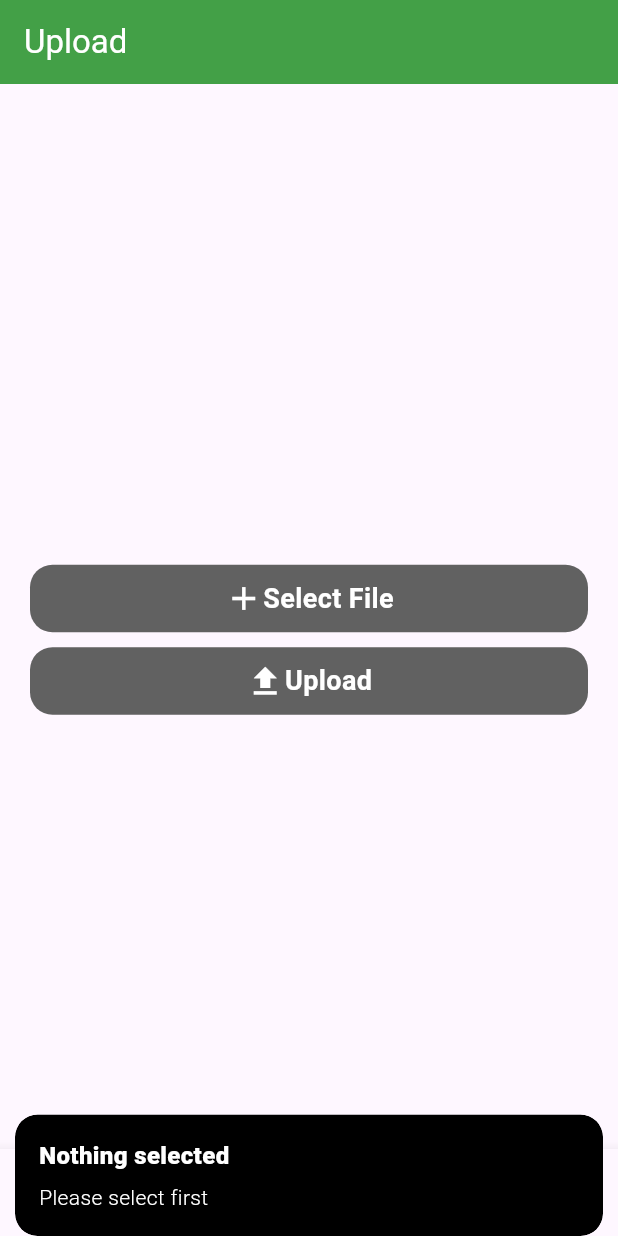
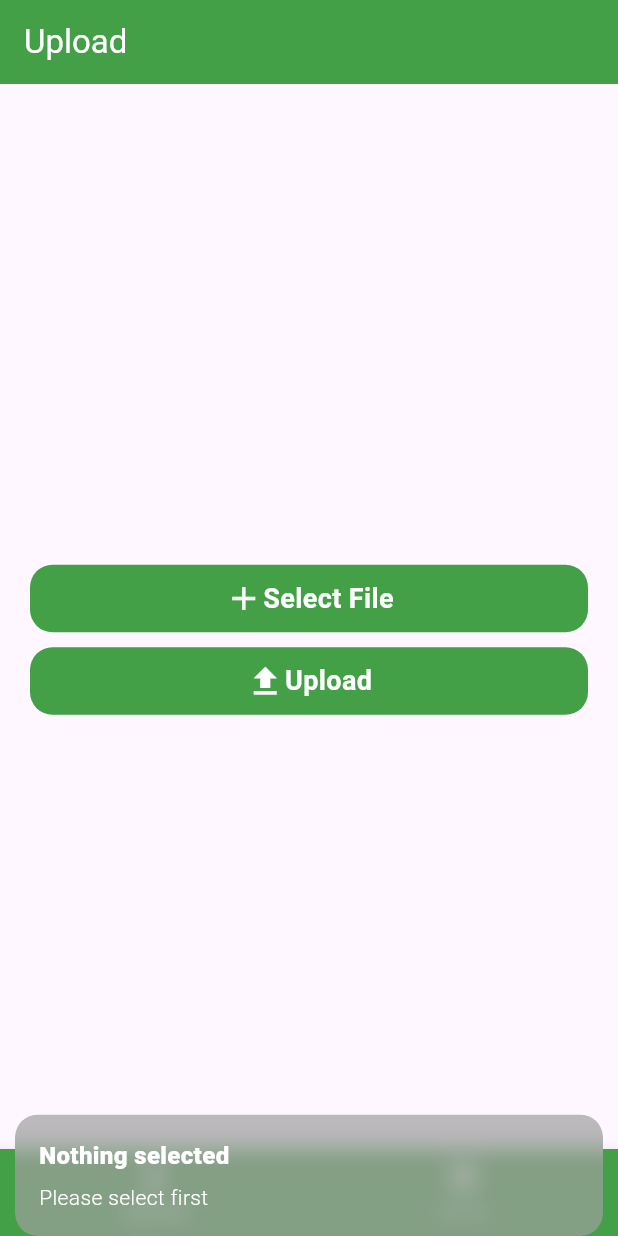
Before and after one commit to sajidrec/flutter_online_gallery, a Flutter app: the screen it shows after launch, after a tap on "Upload", on a phone screen of 412 x 824 dp. Run offline on Flutter 3.47's test engine with Material 3 defaults, Android fonts, the phone set to English and light mode, and no system bars; our stand-ins replace firebase_core, firebase_storage, get, image_picker; accounts and stored records are empty; network calls fail.

Commit message:
ui change

```diff
--- a/lib/presentation/controllers/upload_screen_controller.dart
+++ b/lib/presentation/controllers/upload_screen_controller.dart
@@ -29,7 +29,7 @@ class UploadScreenController extends GetxController {
       await mountainsRef.putFile(file);
       Get.snackbar("Success", "Upload Successful",
           snackPosition: SnackPosition.BOTTOM,
-          backgroundColor: AppColorsUtil.appColor,
+          backgroundColor: Colors.green.withOpacity(.9),
           colorText: AppColorsUtil.appTextColor);
       _pickedImage = null;
 
--- a/lib/presentation/screens/main_bottom_nav_screen.dart
+++ b/lib/presentation/screens/main_bottom_nav_screen.dart
@@ -1,6 +1,7 @@
 import 'package:flutter/material.dart';
 import 'package:online_gallery_app/presentation/screens/gallery_screen.dart';
 import 'package:online_gallery_app/presentation/screens/upload_screen.dart';
+import 'package:online_gallery_app/presentation/utils/app_color_utils.dart';
 
 class MainBottomNavScreen extends StatefulWidget {
   const MainBottomNavScreen({super.key});
@@ -22,6 +23,9 @@ class _MainBottomNavScreenState extends State<MainBottomNavScreen> {
     return Scaffold(
       body: _screens[_selectedIndex],
       bottomNavigationBar: BottomNavigationBar(
+          backgroundColor: AppColorsUtil.appColor,
+          selectedItemColor: Colors.white,
+          unselectedItemColor: Colors.white70,
           currentIndex: _selectedIndex,
           onTap: (int itemNumber) {
             _selectedIndex = itemNumber;
--- a/lib/presentation/screens/upload_screen.dart
+++ b/lib/presentation/screens/upload_screen.dart
@@ -37,7 +37,7 @@ class _UploadScreenState extends State<UploadScreen> {
                   },
                   child: Container(
                     decoration: BoxDecoration(
-                      color: Colors.grey.shade700,
+                      color: AppColorsUtil.appColor,
                       borderRadius: const BorderRadius.all(
                         Radius.circular(15),
                       ),
@@ -71,17 +71,20 @@ class _UploadScreenState extends State<UploadScreen> {
                 InkWell(
                   onTap: () async {
                     if (uploadScreenController.pickedImage == null) {
-                      Get.snackbar("Nothing selected", "Please select first",
-                          snackPosition: SnackPosition.BOTTOM,
-                          backgroundColor: Colors.black,
-                          colorText: AppColorsUtil.appTextColor);
+                      Get.snackbar(
+                        "Nothing selected",
+                        "Please select first",
+                        snackPosition: SnackPosition.BOTTOM,
+                        backgroundColor: Colors.grey.withOpacity(.7),
+                        colorText: AppColorsUtil.appTextColor,
+                      );
                     } else {
                       await uploadScreenController.uploadFileToServer();
                     }
                   },
                   child: Container(
                     decoration: BoxDecoration(
-                      color: Colors.grey.shade700,
+                      color: AppColorsUtil.appColor,
                       borderRadius: const BorderRadius.all(
                         Radius.circular(15),
                       ),
```
